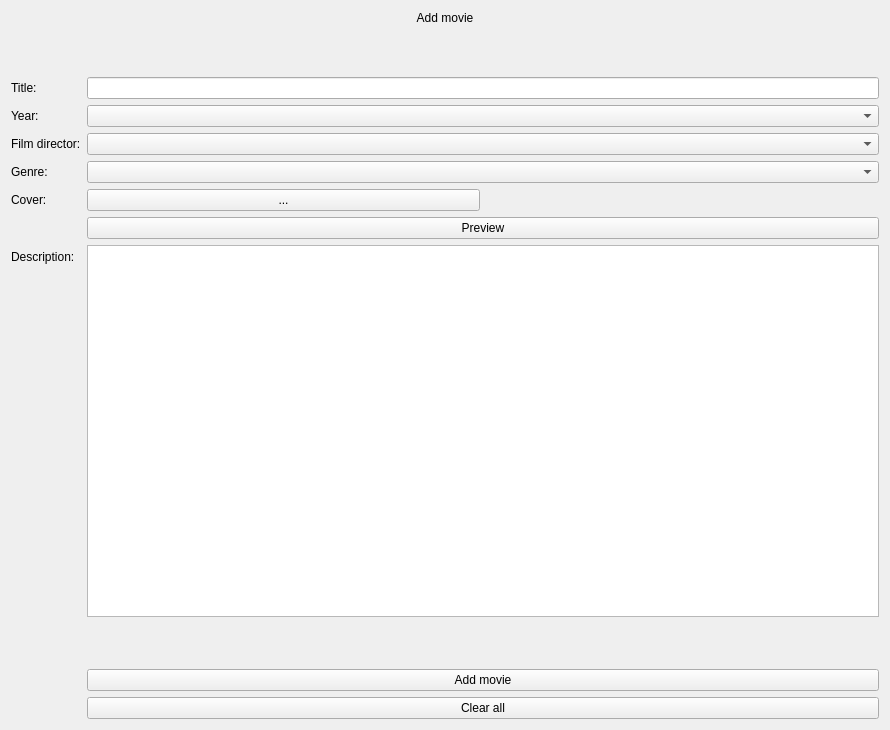
This is movie_management_system/assets/XML/addMovie_window.ui in nisaia/P-yQt-ersonal-management-system as Qt 5 draws it before an edit. The edited form follows.
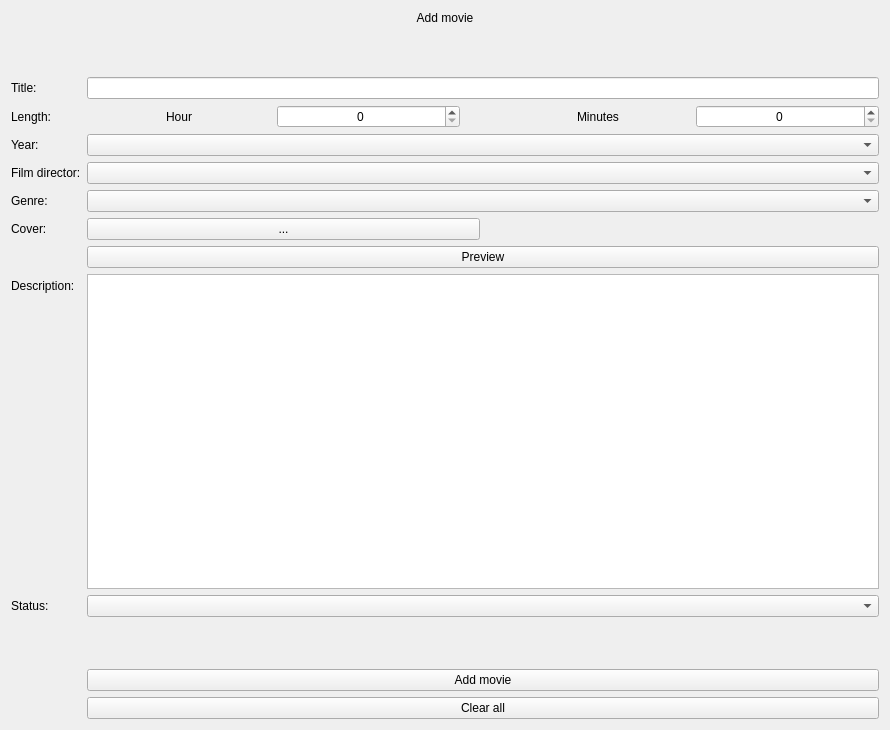
This is the edited form.

```diff
--- a/movie_management_system/assets/XML/addMovie_window.ui
+++ b/movie_management_system/assets/XML/addMovie_window.ui
@@ -50,44 +50,44 @@
    <item row="2" column="1">
     <widget class="QLineEdit" name="movieTitle_lineEdit"/>
    </item>
-   <item row="3" column="0">
+   <item row="4" column="0">
     <widget class="QLabel" name="movieYear_label">
      <property name="text">
       <string>Year:</string>
      </property>
     </widget>
    </item>
-   <item row="3" column="1">
+   <item row="4" column="1">
     <widget class="QComboBox" name="movieYear_comboBox"/>
    </item>
-   <item row="4" column="0">
+   <item row="5" column="0">
     <widget class="QLabel" name="filmDirector_label">
      <property name="text">
       <string>Film director:</string>
      </property>
     </widget>
    </item>
-   <item row="4" column="1">
+   <item row="5" column="1">
     <widget class="QComboBox" name="filmDirector_comboBox"/>
    </item>
-   <item row="5" column="0">
+   <item row="6" column="0">
     <widget class="QLabel" name="movieGenre_label">
      <property name="text">
       <string>Genre:</string>
      </property>
     </widget>
    </item>
-   <item row="5" column="1">
+   <item row="6" column="1">
     <widget class="QComboBox" name="movieGenre_comboBox"/>
    </item>
-   <item row="6" column="0">
+   <item row="7" column="0">
     <widget class="QLabel" name="movieCover_label">
      <property name="text">
       <string>Cover:</string>
      </property>
     </widget>
    </item>
-   <item row="6" column="1">
+   <item row="7" column="1">
     <layout class="QHBoxLayout" name="horizontalLayout">
      <item>
       <widget class="QPushButton" name="uploadCover_button">
@@ -105,38 +105,38 @@
      </item>
     </layout>
    </item>
-   <item row="7" column="1">
+   <item row="8" column="1">
     <widget class="QPushButton" name="moviePreview_button">
      <property name="text">
       <string>Preview</string>
      </property>
     </widget>
    </item>
-   <item row="8" column="0">
+   <item row="9" column="0">
     <widget class="QLabel" name="movieDescription_label">
      <property name="text">
       <string>Description:</string>
      </property>
     </widget>
    </item>
-   <item row="8" column="1">
+   <item row="9" column="1">
     <widget class="QPlainTextEdit" name="movieDescription_plainTextEdit"/>
    </item>
-   <item row="10" column="1">
+   <item row="12" column="1">
     <widget class="QPushButton" name="addMovie_button">
      <property name="text">
       <string>Add movie</string>
      </property>
     </widget>
    </item>
-   <item row="11" column="1">
+   <item row="13" column="1">
     <widget class="QPushButton" name="clearAll_button">
      <property name="text">
       <string>Clear all</string>
      </property>
     </widget>
    </item>
-   <item row="9" column="0" colspan="2">
+   <item row="11" column="0" colspan="2">
     <spacer name="verticalSpacer_2">
      <property name="orientation">
       <enum>Qt::Vertical</enum>
@@ -152,6 +152,83 @@
      </property>
     </spacer>
    </item>
+   <item row="3" column="0">
+    <widget class="QLabel" name="filmLength_label">
+     <property name="text">
+      <string>Length:</string>
+     </property>
+    </widget>
+   </item>
+   <item row="3" column="1">
+    <layout class="QHBoxLayout" name="horizontalLayout_2">
+     <item>
+      <widget class="QLabel" name="hour_label">
+       <property name="text">
+        <string>Hour</string>
+       </property>
+       <property name="alignment">
+        <set>Qt::AlignCenter</set>
+       </property>
+      </widget>
+     </item>
+     <item>
+      <widget class="QSpinBox" name="hour_spinBox">
+       <property name="alignment">
+        <set>Qt::AlignCenter</set>
+       </property>
+       <property name="maximum">
+        <number>100</number>
+       </property>
+      </widget>
+     </item>
+     <item>
+      <spacer name="horizontalSpacer">
+       <property name="orientation">
+        <enum>Qt::Horizontal</enum>
+       </property>
+       <property name="sizeType">
+        <enum>QSizePolicy::Preferred</enum>
+       </property>
+       <property name="sizeHint" stdset="0">
+        <size>
+         <width>40</width>
+         <height>20</height>
+        </size>
+       </property>
+      </spacer>
+     </item>
+     <item>
+      <widget class="QLabel" name="minutes_label">
+       <property name="text">
+        <string>Minutes</string>
+       </property>
+       <property name="alignment">
+        <set>Qt::AlignCenter</set>
+       </property>
+      </widget>
+     </item>
+     <item>
+      <widget class="QSpinBox" name="minutes_spinBox">
+       <property name="alignment">
+        <set>Qt::AlignCenter</set>
+       </property>
+       <property name="maximum">
+        <number>59</number>
+       </property>
+      </widget>
+     </item>
+    </layout>
+   </item>
+   <item row="10" column="0">
+    <widget class="QLabel" name="filmStatus_label">
+     <property name="text">
+      <string>Status:</string>
+     </property>
+    </widget>
+   </item>
+   <item row="10" column="1">
+    <widget class="QComboBox" name="filmStatus_comboBox"/>
+   </item>
   </layout>
  </widget>
  <resources/>
```
